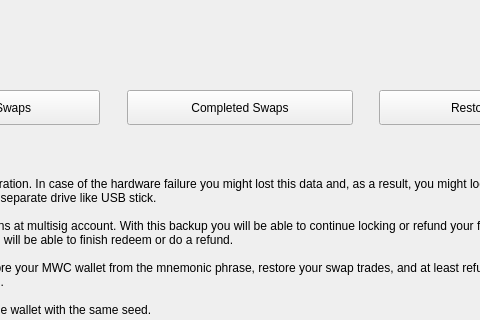
Qt form windows_desktop/s_swaplist_w.ui (0xkobe/mwc-wallet) before a commit; both pictures show x 409 to 889 and y 0 to 320 of the 1055 by 716 pixel window.
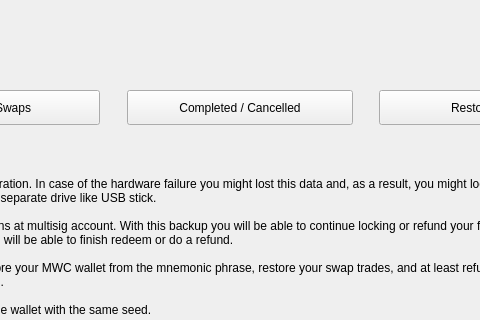
The same form after that commit. Icons and pictures are not drawn. Custom widgets are drawn as their Qt base class.

What changed in the file:
```diff
--- a/windows_desktop/s_swaplist_w.ui
+++ b/windows_desktop/s_swaplist_w.ui
@@ -150,7 +150,7 @@
         <string>Show accepted swap trades</string>
        </property>
        <property name="text">
-        <string>Completed Swaps</string>
+        <string>Completed / Cancelled</string>
        </property>
        <property name="checkable">
         <bool>true</bool>
```
